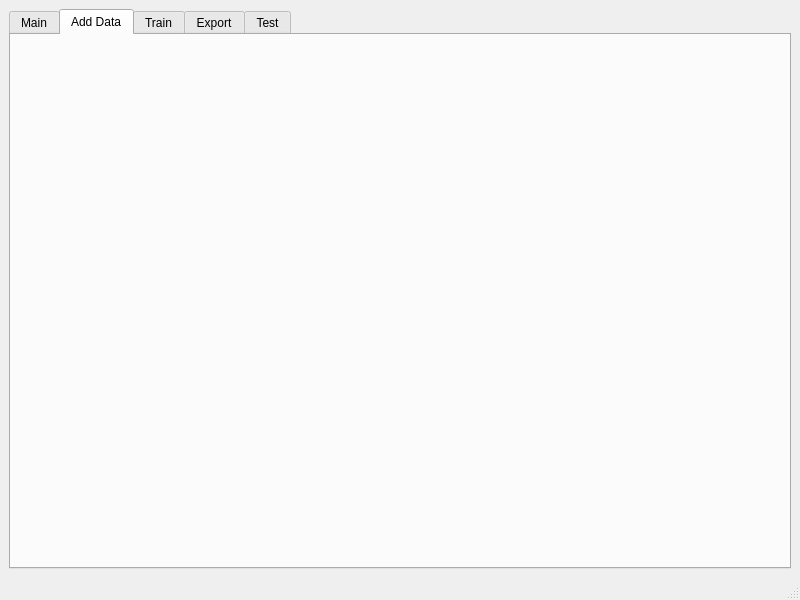
Before: the Qt Designer form src/mainwindow.ui in MRsoymilk/MyYolo, drawn with Qt 5.
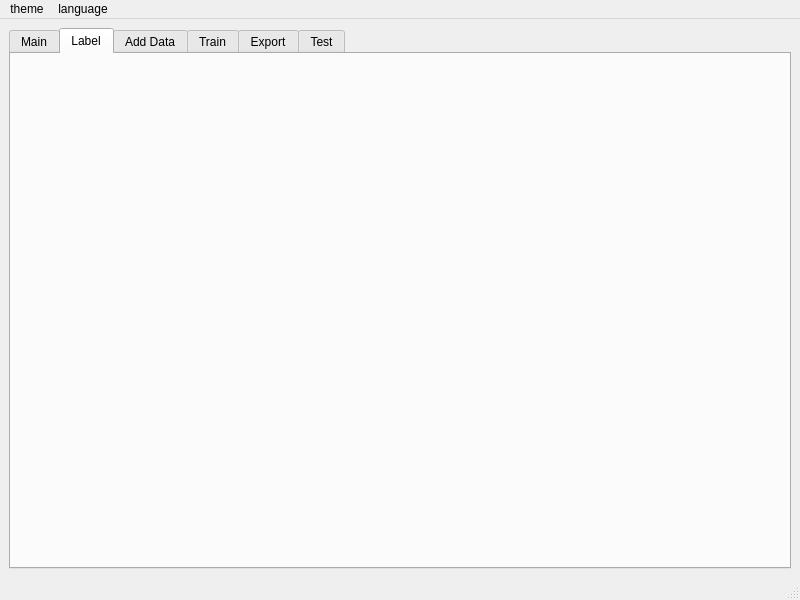
After: the same form once the commit is applied. The open tabs and pages were chosen to show the change.

```diff
--- a/src/mainwindow.ui
+++ b/src/mainwindow.ui
@@ -54,6 +54,16 @@
         </item>
        </layout>
       </widget>
+      <widget class="QWidget" name="tabLabel">
+       <attribute name="title">
+        <string>Label</string>
+       </attribute>
+       <layout class="QGridLayout" name="gridLayout_9">
+        <item row="0" column="0">
+         <layout class="QGridLayout" name="gLayLabel"/>
+        </item>
+       </layout>
+      </widget>
       <widget class="QWidget" name="tabAddData">
        <attribute name="title">
         <string>Add Data</string>
@@ -107,6 +117,25 @@
      <height>21</height>
     </rect>
    </property>
+   <widget class="QMenu" name="menuTheme">
+    <property name="title">
+     <string>theme</string>
+    </property>
+    <addaction name="actionLite"/>
+    <addaction name="actionDark"/>
+    <addaction name="actionOSX_Lite"/>
+    <addaction name="actionOSX_Dark"/>
+   </widget>
+   <widget class="QMenu" name="menulanguage">
+    <property name="title">
+     <string>language</string>
+    </property>
+    <addaction name="actionen"/>
+    <addaction name="actionzh_simple"/>
+    <addaction name="actionzh_traditioal"/>
+   </widget>
+   <addaction name="menuTheme"/>
+   <addaction name="menulanguage"/>
   </widget>
   <widget class="QStatusBar" name="statusbar"/>
  </widget>
```
Left out of the diff: 47 changed lines with no effect on the pictures.
